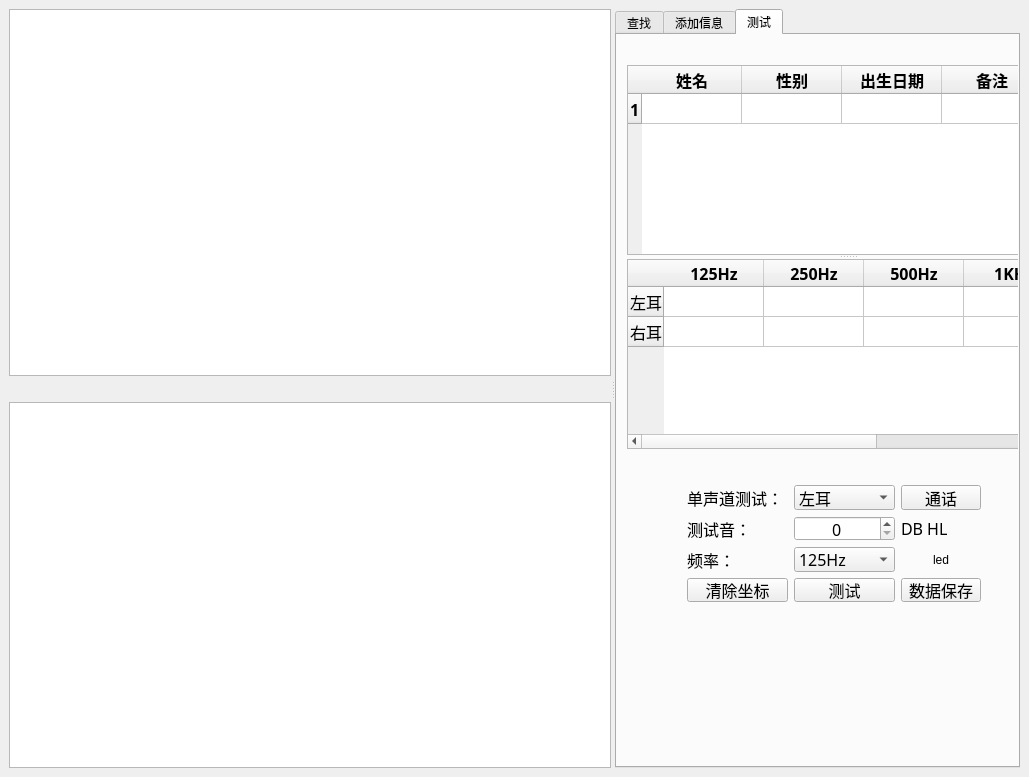
leeyoung7017/sonometer, file Qt/charts_Hz_db/chart.ui: the form before one commit.
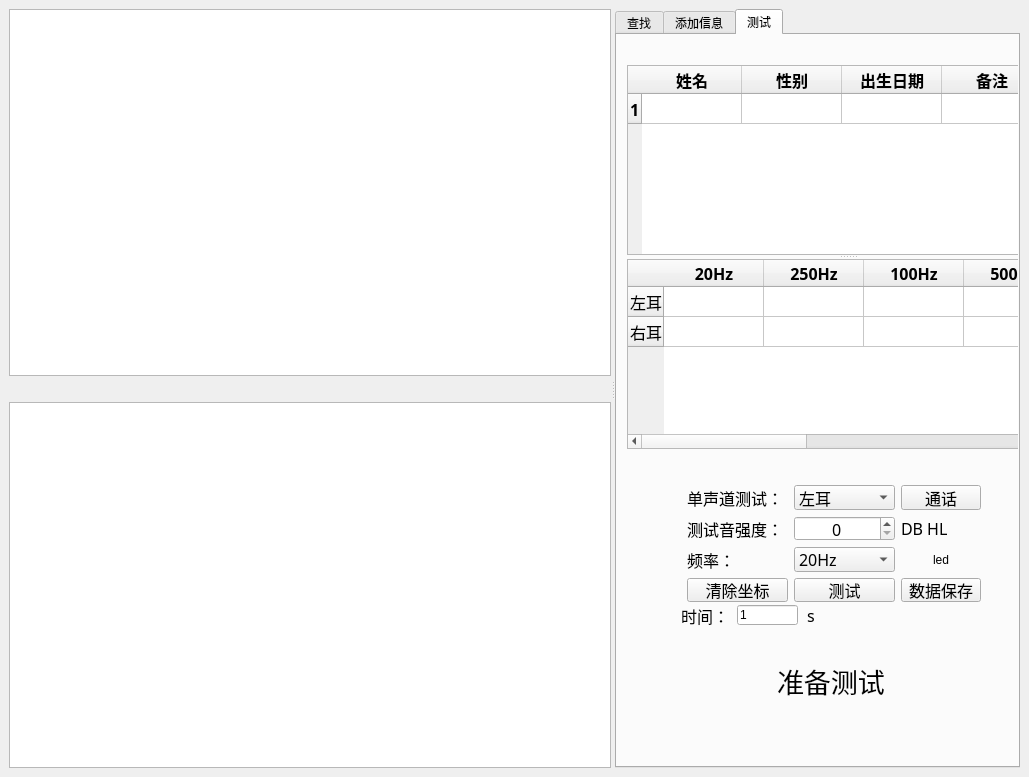
The form after the commit. Custom widgets are drawn as their Qt base class.

Commit message: 添加灵活的时间长度播放，解析指令

What changed in the file:
```diff
--- a/Qt/charts_Hz_db/chart.ui
+++ b/Qt/charts_Hz_db/chart.ui
@@ -491,7 +491,12 @@
              </property>
              <item>
               <property name="text">
-               <string>125Hz</string>
+               <string>20Hz</string>
+              </property>
+             </item>
+             <item>
+              <property name="text">
+               <string>100Hz</string>
               </property>
              </item>
              <item>
@@ -535,7 +540,7 @@
               </font>
              </property>
              <property name="text">
-              <string>测试音：</string>
+              <string>测试音强度：</string>
              </property>
             </widget>
            </item>
@@ -889,7 +894,7 @@
            </row>
            <column>
             <property name="text">
-             <string>125Hz</string>
+             <string>20Hz</string>
             </property>
             <property name="font">
              <font>
@@ -913,6 +918,19 @@
              </font>
             </property>
            </column>
+           <column>
+            <property name="text">
+             <string>100Hz</string>
+            </property>
+            <property name="font">
+             <font>
+              <family>楷体</family>
+              <pointsize>12</pointsize>
+              <weight>75</weight>
+              <bold>true</bold>
+             </font>
+            </property>
+           </column>
            <column>
             <property name="text">
              <string>500Hz</string>
@@ -978,8 +996,104 @@
              </font>
             </property>
            </column>
+           <column>
+            <property name="text">
+             <string>16KHz</string>
+            </property>
+            <property name="font">
+             <font>
+              <family>楷体</family>
+              <pointsize>12</pointsize>
+              <weight>75</weight>
+              <bold>true</bold>
+             </font>
+            </property>
+           </column>
+           <column>
+            <property name="text">
+             <string>20KHz</string>
+            </property>
+            <property name="font">
+             <font>
+              <family>楷体</family>
+              <pointsize>12</pointsize>
+              <weight>75</weight>
+              <bold>true</bold>
+             </font>
+            </property>
+           </column>
           </widget>
          </widget>
+         <widget class="QLabel" name="label_4">
+          <property name="geometry">
+           <rect>
+            <x>150</x>
+            <y>600</y>
+            <width>121</width>
+            <height>51</height>
+           </rect>
+          </property>
+          <property name="font">
+           <font>
+            <family>楷体</family>
+            <pointsize>20</pointsize>
+           </font>
+          </property>
+          <property name="text">
+           <string>准备测试</string>
+          </property>
+         </widget>
+         <widget class="QLabel" name="label_5">
+          <property name="geometry">
+           <rect>
+            <x>50</x>
+            <y>550</y>
+            <width>61</width>
+            <height>21</height>
+           </rect>
+          </property>
+          <property name="font">
+           <font>
+            <family>楷体</family>
+            <pointsize>12</pointsize>
+           </font>
+          </property>
+          <property name="text">
+           <string> 时间：</string>
+          </property>
+         </widget>
+         <widget class="QLineEdit" name="timeEdit">
+          <property name="geometry">
+           <rect>
+            <x>110</x>
+            <y>550</y>
+            <width>61</width>
+            <height>20</height>
+           </rect>
+          </property>
+          <property name="text">
+           <string>1</string>
+          </property>
+         </widget>
+         <widget class="QLabel" name="label_6">
+          <property name="geometry">
+           <rect>
+            <x>180</x>
+            <y>550</y>
+            <width>61</width>
+            <height>21</height>
+           </rect>
+          </property>
+          <property name="font">
+           <font>
+            <family>楷体</family>
+            <pointsize>12</pointsize>
+           </font>
+          </property>
+          <property name="text">
+           <string>s</string>
+          </property>
+         </widget>
         </widget>
        </widget>
       </widget>
```
Left out of the diff: 10 changed lines with no effect on the pictures. The commit also changes 167 other files.
